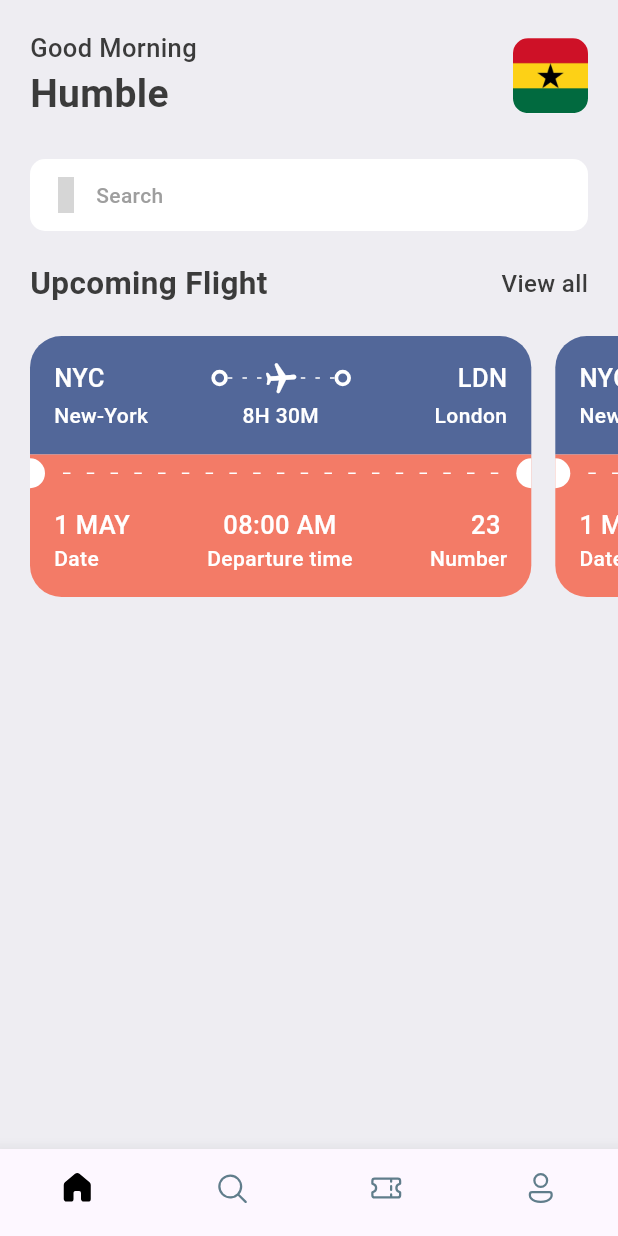
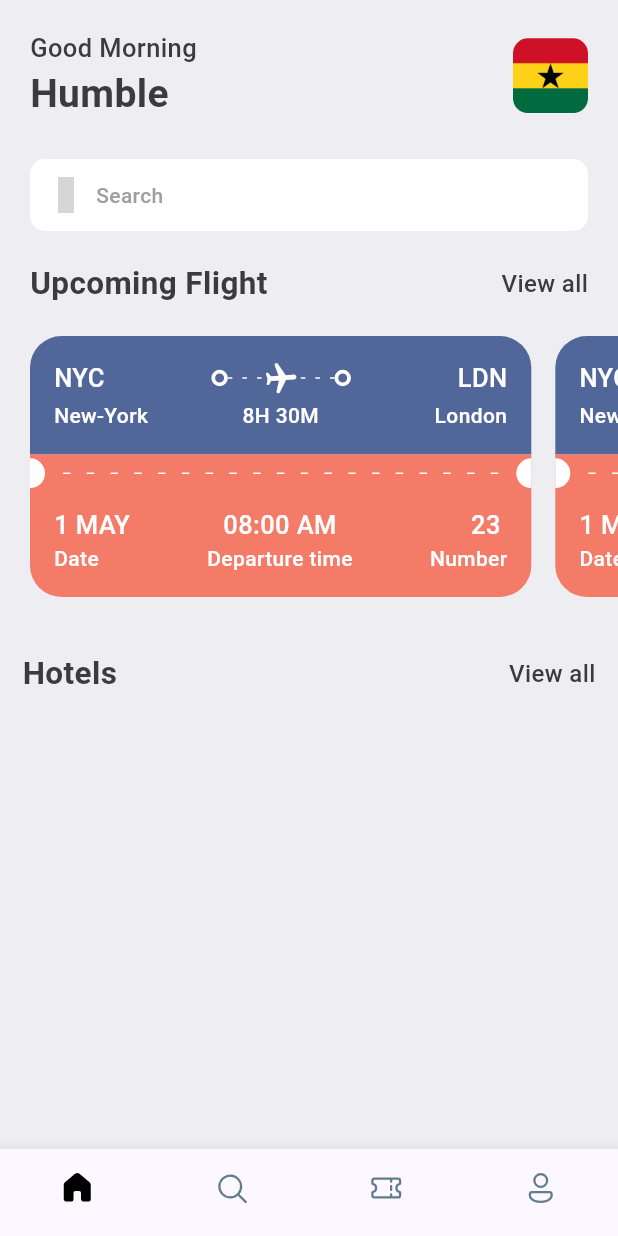
Before and after one commit to HumbleGh/tickets_app, a Flutter app: the screen it shows after launch, on a phone screen of 412 x 824 dp. Run offline on Flutter 3.47's test engine with Material 2 defaults, Android fonts, the phone set to English and light mode, and no system bars; our stand-ins replace fluentui_system_icons, gap, iconsax; grey boxes are pictures that could not be loaded.

Commit message:
minor changes

```diff
--- a/lib/screens/homepage.dart
+++ b/lib/screens/homepage.dart
@@ -1,4 +1,5 @@
 import 'package:flutter/material.dart';
+import 'package:gap/gap.dart';
 import 'package:iconsax/iconsax.dart';
 import 'package:tickets_app/screens/tickets_view.dart';
 import 'package:tickets_app/utils/app_style.dart';
@@ -101,6 +102,26 @@ class _HomePageState extends State<HomePage> {
             TicketView(),
           ]),
         ),
+        const Gap(10),
+        Container(
+          padding: const EdgeInsets.symmetric(horizontal: 15),
+          child: Row(
+            mainAxisAlignment: MainAxisAlignment.spaceBetween,
+            children: [
+              Text(
+                'Hotels',
+                style: Styles.headLineStyle2,
+              ),
+              InkWell(
+                onTap: () {
+                  // print('you are tapped');
+                },
+                child: Text('View all',
+                    style: Styles.textStyle.copyWith(color: Styles.textColor)),
+              )
+            ],
+          ),
+        )
       ]),
     );
   }
```
